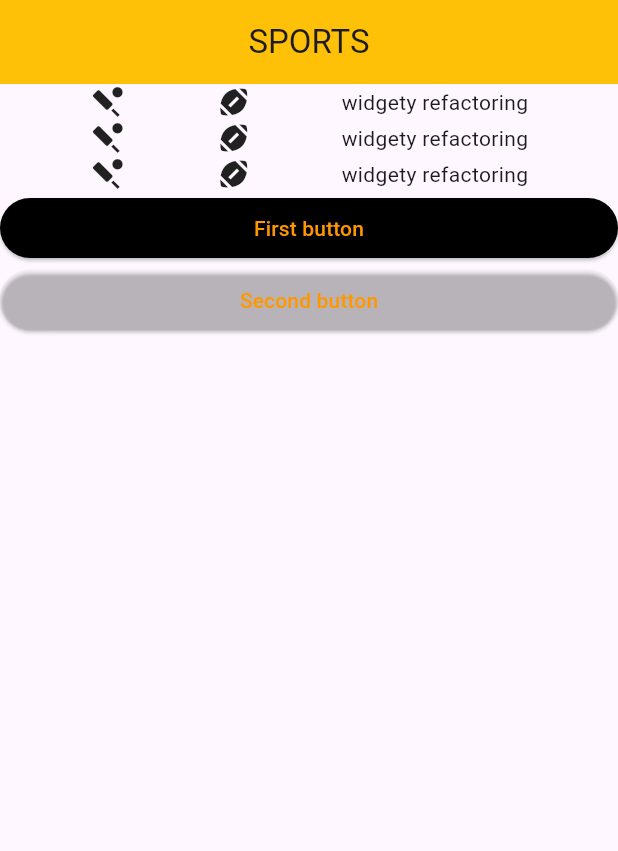
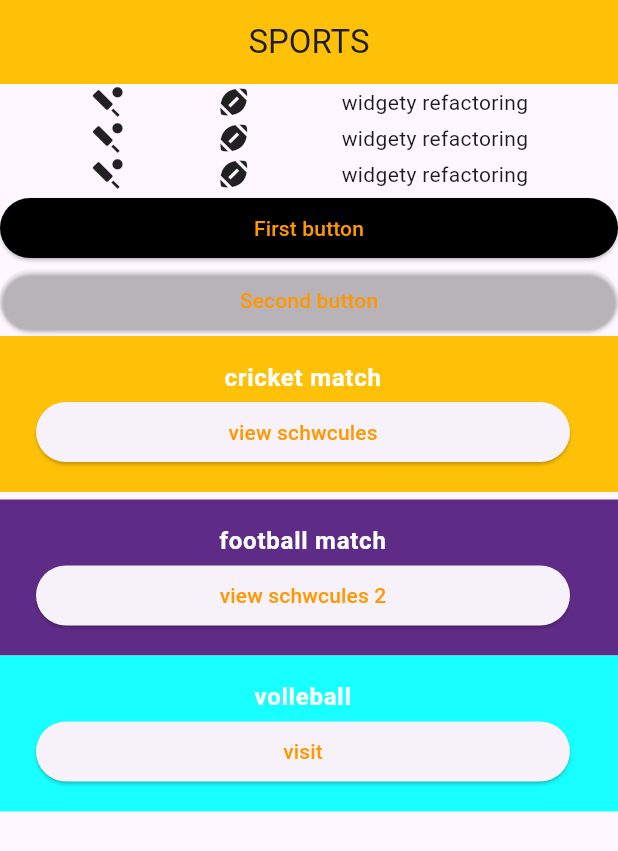
Before and after one commit to jefinbasheer/widget-refactoring, a Flutter app: the screen it shows after launch, on a phone screen of 412 x 824 dp. Shown: the top 851 px of the screen. Run offline on Flutter 3.47's test engine with Material 3 defaults, Android fonts, the light colour scheme and no system bars.

Commit message:
widget reafctoring using class

```diff
--- a/lib/factory.dart
+++ b/lib/factory.dart
@@ -1,21 +1,11 @@
 import 'package:flutter/material.dart';
+import 'package:widget_refactoring_1/widgets/sportsbanner.dart';
+import 'package:widget_refactoring_1/widgets/sportsbutton.dart';
 
 class Factory extends StatelessWidget {
-  const Factory({super.key});
-  Widget sportsbutton({
-    Color? buttoncolor,
-    String? buttonname,
-    void Function()? buttonaction,
-  }) {
-    return ElevatedButton(
-      onPressed: buttonaction,
-      child: Text(
-        buttonname!,
-        style: const TextStyle(color: Colors.orange),
-      ),
-      style: ElevatedButton.styleFrom(backgroundColor: buttoncolor),
-    );
-  }
+  Widget divider = SizedBox(height: 5.0);
+
+  //const Factory({super.key});
 
   @override
   Widget build(BuildContext context) {
@@ -56,6 +46,31 @@ class Factory extends StatelessWidget {
               print('second button is clicked');
             },
           ),
+          Sportsbanner(
+            bannertitle: 'cricket match',
+            bannercolor: Colors.amber,
+            buttontext: 'view schwcules',
+            buttonAction: () {
+              print('schedules just see');
+            },
+          ),
+          divider,
+          Sportsbanner(
+            bannertitle: 'football match',
+            bannercolor: Color.fromARGB(255, 94, 43, 134),
+            buttontext: 'view schwcules 2',
+            buttonAction: () {
+              print('schedules just see');
+            },
+          ),
+          Sportsbanner(
+            bannertitle: 'volleball',
+            buttontext: 'visit',
+            buttonAction: () {
+              print('volley');
+            },
+            bannercolor: Colors.cyanAccent,
+          )
         ],
       ),
     );
--- /dev/null
+++ b/lib/widgets/sportsbanner.dart
@@ -0,0 +1,42 @@
+import 'package:flutter/material.dart';
+import 'package:widget_refactoring_1/widgets/sportsbutton.dart';
+
+// ignore: must_be_immutable
+class Sportsbanner extends StatelessWidget {
+  var buttoncolor;
+
+  //Sportsbanner({super.key});
+  final String bannertitle;
+  final String buttontext;
+  final void Function() buttonAction;
+  final Color bannercolor;
+  Sportsbanner({
+    super.key,
+    required this.bannertitle,
+    required this.buttontext,
+    this.buttoncolor,
+    required this.buttonAction,
+    required this.bannercolor,
+  });
+  @override
+  Widget build(BuildContext context) {
+    return Container(
+      padding: const EdgeInsets.all(8.0),
+      decoration: BoxDecoration(
+        color: bannercolor,
+      ),
+      child: ListTile(
+        title: Text(
+          bannertitle,
+          textAlign: TextAlign.center,
+          style: TextStyle(color: Colors.white, fontWeight: FontWeight.bold),
+        ),
+        subtitle: sportsbutton(
+          buttoncolor: buttoncolor,
+          buttonname: buttontext,
+          buttonaction: buttonAction,
+        ),
+      ),
+    );
+  }
+}
--- /dev/null
+++ b/lib/widgets/sportsbutton.dart
@@ -0,0 +1,16 @@
+import "package:flutter/material.dart";
+
+Widget sportsbutton({
+  Color? buttoncolor,
+  String? buttonname,
+  void Function()? buttonaction,
+}) {
+  return ElevatedButton(
+    onPressed: buttonaction,
+    child: Text(
+      buttonname!,
+      style: const TextStyle(color: Colors.orange),
+    ),
+    style: ElevatedButton.styleFrom(backgroundColor: buttoncolor),
+  );
+}
```
